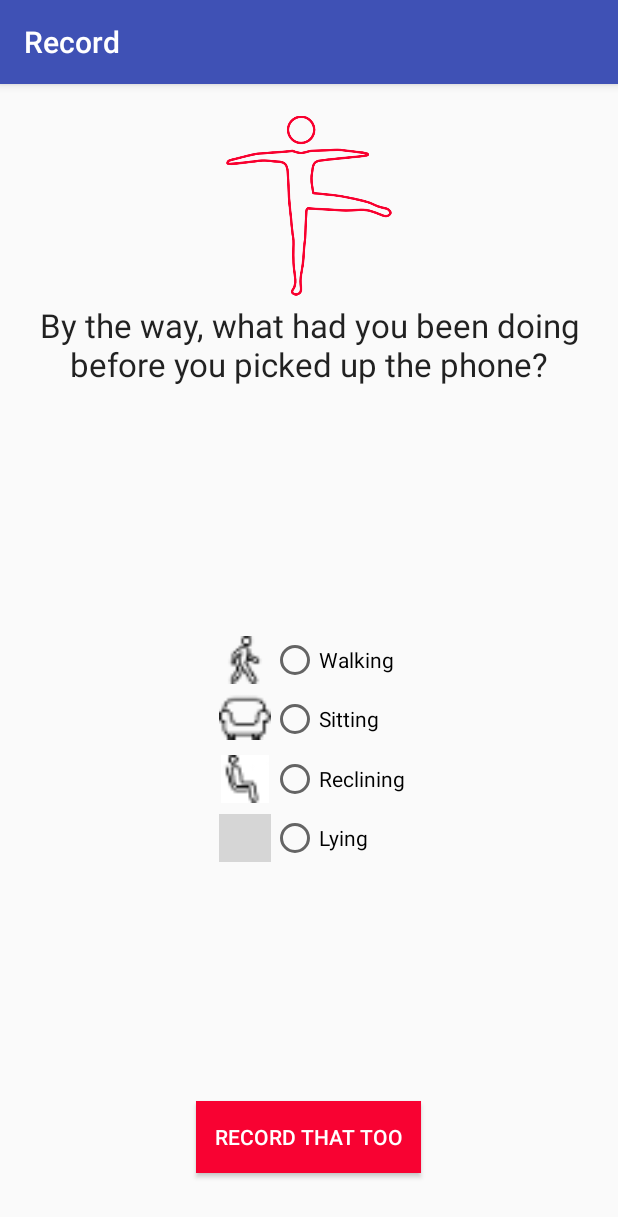
After one commit to recordapp/record, an Android app: the second screen opened directly, with no data from a screen before it, on a phone screen of 412 x 824 dp. The commit adds this screen. Shown: the top 1217 px of the screen. Run offline under Robolectric (Android 15) with nearby library versions, the phone set to English and light mode, and no system bars; grey boxes are pictures that could not be loaded.

Commit message:
dodani so prvi, drugi in tretji xml, potrebna še povezava z javo

```diff
--- a/app/src/main/AndroidManifest.xml
+++ b/app/src/main/AndroidManifest.xml
@@ -10,9 +10,7 @@
         android:label="@string/app_name"
         android:supportsRtl="true"
         android:theme="@style/AppTheme">
-        <activity android:name=".MainActivity">
-
-        </activity>
+        <activity android:name=".MainActivity"></activity>
         <activity android:name=".Form" />
         <activity android:name=".vpis">
             <intent-filter>
@@ -20,8 +18,8 @@
 
                 <category android:name="android.intent.category.LAUNCHER" />
             </intent-filter>
-
         </activity>
+        <activity android:name=".second"></activity>
     </application>
 
 </manifest>
--- a/app/src/main/java/com/example/vid/record/MainActivity.java
+++ b/app/src/main/java/com/example/vid/record/MainActivity.java
@@ -143,4 +143,9 @@ public class MainActivity extends AppCompatActivity {
         i.putExtra("mass", seznam);
         //startActivity(i);
     }
+
+    public void record(View v) {
+        Intent i = new Intent(MainActivity.this, second.class);
+        startActivity(i);
+    }
 }
--- /dev/null
+++ b/app/src/main/java/com/example/vid/record/second.java
@@ -0,0 +1,13 @@
+package com.example.vid.record;
+
+import android.support.v7.app.AppCompatActivity;
+import android.os.Bundle;
+
+public class second extends AppCompatActivity {
+
+    @Override
+    protected void onCreate(Bundle savedInstanceState) {
+        super.onCreate(savedInstanceState);
+        setContentView(R.layout.activity_second);
+    }
+}
--- a/app/src/main/res/layout/activity_main.xml
+++ b/app/src/main/res/layout/activity_main.xml
@@ -143,6 +143,7 @@
         android:clickable="true"
         android:layout_alignParentBottom="true"
         android:layout_centerHorizontal="true"
+        android:onClick="record"
         />
 
 </RelativeLayout>
--- /dev/null
+++ b/app/src/main/res/layout/activity_second.xml
@@ -0,0 +1,132 @@
+<?xml version="1.0" encoding="utf-8"?>
+<RelativeLayout xmlns:android="http://schemas.android.com/apk/res/android"
+    xmlns:tools="http://schemas.android.com/tools"
+    android:layout_width="match_parent"
+    android:layout_height="match_parent"
+    android:paddingBottom="@dimen/activity_vertical_margin"
+    android:paddingLeft="@dimen/activity_horizontal_margin"
+    android:paddingRight="@dimen/activity_horizontal_margin"
+    android:paddingTop="@dimen/activity_vertical_margin"
+    tools:context="com.example.vid.record.second">
+
+    <ImageView
+        android:layout_width="120dp"
+        android:layout_height="130dp"
+        android:id="@+id/imageView"
+        android:src="@drawable/dancer"
+        android:layout_alignParentTop="true"
+        android:layout_centerHorizontal="true" />
+
+    <TextView
+        android:layout_width="wrap_content"
+        android:layout_height="wrap_content"
+        android:textAppearance="?android:attr/textAppearanceLarge"
+        android:text="By the way, what had you been doing before you picked up the phone?"
+        android:id="@+id/textView"
+        android:textAlignment="center"
+        android:layout_below="@+id/imageView"
+        android:layout_alignParentLeft="true"
+        android:layout_alignParentStart="true" />
+
+    <RadioButton
+        android:layout_width="wrap_content"
+        android:layout_height="wrap_content"
+        android:text="Walking "
+        android:id="@+id/radioButton"
+        android:checked="false"
+        android:layout_centerVertical="true"
+        android:layout_alignRight="@+id/imageView"
+        android:layout_alignEnd="@+id/imageView" />
+
+    <RadioButton
+        android:layout_width="wrap_content"
+        android:layout_height="wrap_content"
+        android:text="Sitting "
+        android:id="@+id/radioButton2"
+        android:layout_below="@+id/radioButton"
+        android:layout_alignLeft="@+id/radioButton"
+        android:layout_alignStart="@+id/radioButton"
+        android:layout_marginTop="7dp" />
+
+    <RadioButton
+        android:layout_width="wrap_content"
+        android:layout_height="wrap_content"
+        android:text="Reclining"
+        android:id="@+id/radioButton3"
+        android:checked="false"
+        android:layout_below="@+id/imageView7"
+        android:layout_alignLeft="@+id/radioButton2"
+        android:layout_alignStart="@+id/radioButton2"
+        android:layout_marginTop="8dp" />
+
+    <RadioButton
+        android:layout_width="wrap_content"
+        android:layout_height="wrap_content"
+        android:text="Lying"
+        android:id="@+id/radioButton4"
+        android:checked="false"
+        android:layout_marginTop="7dp"
+        android:layout_below="@+id/radioButton3"
+        android:layout_toRightOf="@+id/imageView9"
+        android:layout_toEndOf="@+id/imageView9" />
+
+    <ImageView
+        android:layout_width="wrap_content"
+        android:layout_height="wrap_content"
+        android:id="@+id/imageView6"
+        android:layout_alignTop="@+id/radioButton"
+        android:layout_toLeftOf="@+id/radioButton2"
+        android:src="@mipmap/walking"
+        android:layout_above="@+id/radioButton2"
+        android:layout_alignLeft="@+id/imageView"
+        android:layout_alignStart="@+id/imageView" />
+
+    <ImageView
+        android:layout_width="wrap_content"
+        android:layout_height="wrap_content"
+        android:id="@+id/imageView7"
+        android:layout_below="@+id/radioButton"
+        android:layout_toLeftOf="@+id/radioButton2"
+        android:src="@mipmap/sitting"
+        android:layout_alignBottom="@+id/radioButton2"
+        android:layout_alignLeft="@+id/imageView6"
+        android:layout_alignStart="@+id/imageView6" />
+
+    <ImageView
+        android:layout_width="wrap_content"
+        android:layout_height="wrap_content"
+        android:id="@+id/imageView8"
+        android:src="@mipmap/reclining"
+        android:layout_alignLeft="@+id/imageView7"
+        android:layout_alignStart="@+id/imageView7"
+        android:layout_above="@+id/radioButton4"
+        android:layout_alignTop="@+id/radioButton3"
+        android:layout_alignRight="@+id/imageView7"
+        android:layout_alignEnd="@+id/imageView7" />
+
+    <ImageView
+        android:layout_width="wrap_content"
+        android:layout_height="wrap_content"
+        android:id="@+id/imageView9"
+        android:src="@mipmap/bed"
+        android:layout_toLeftOf="@+id/radioButton3"
+        android:layout_alignBottom="@+id/radioButton4"
+        android:layout_alignTop="@+id/radioButton4"
+        android:layout_alignLeft="@+id/imageView8"
+        android:layout_alignStart="@+id/imageView8" />
+
+    <Button
+        android:layout_width="150dp"
+        android:layout_height="wrap_content"
+        android:text="RECORD THAT TOO"
+        android:id="@+id/button"
+        android:background="#F80232"
+        android:textColor="#FFFFFF"
+        style="@style/Widget.AppCompat.Button.Colored"
+        android:allowUndo="false"
+        android:clickable="true"
+        android:layout_marginBottom="26dp"
+        android:layout_alignParentBottom="true"
+        android:layout_centerHorizontal="true" />
+
+</RelativeLayout>
```
Also changed, not shown: app/src/main/res/drawable/correct.png (added), app/src/main/res/drawable/dancer.png (added), app/src/main/res/drawable/list.png (added), app/src/main/res/drawable/stethoscope.png (added).
